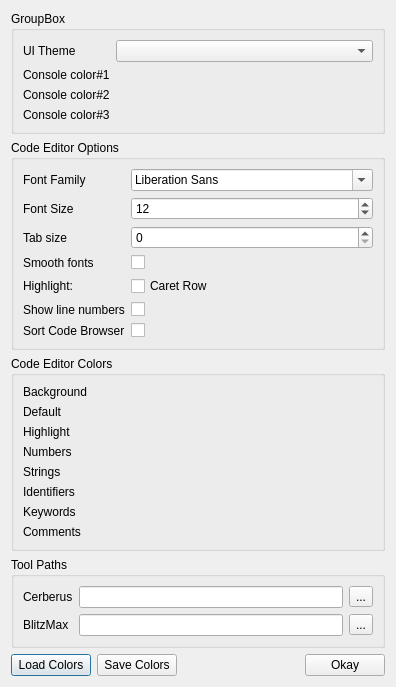
First picture: the form in src/ted/prefsdialog.ui, repository PhilMoe/cerberus, before the edit.
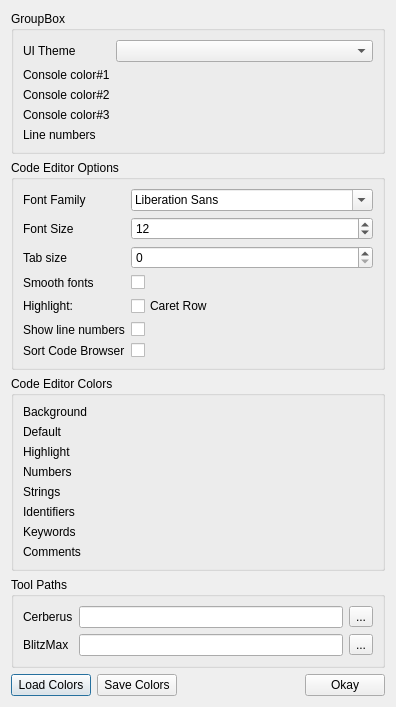
Second picture: the form after the edit. Custom widgets are drawn as their Qt base class.

Commit message:
Added line number coloring
Added line number coloring

What changed in the file:
```diff
--- a/src/ted/prefsdialog.ui
+++ b/src/ted/prefsdialog.ui
@@ -7,7 +7,7 @@
     <x>0</x>
     <y>0</y>
     <width>396</width>
-    <height>646</height>
+    <height>665</height>
    </rect>
   </property>
   <property name="windowTitle">
@@ -69,6 +69,16 @@
         <item row="4" column="1">
          <widget class="ColorSwatch" name="console3ColorWidget" native="true"/>
         </item>
+        <item row="5" column="0">
+         <widget class="QLabel" name="lineNumberColorLabel">
+          <property name="text">
+           <string>Line numbers</string>
+          </property>
+         </widget>
+        </item>
+        <item row="5" column="1">
+         <widget class="ColorSwatch" name="lineNumberColorWidget" native="true"/>
+        </item>
        </layout>
       </item>
      </layout>
```
Left out of the diff: 92 changed lines with no effect on the pictures. The commit also changes 6 other files.
